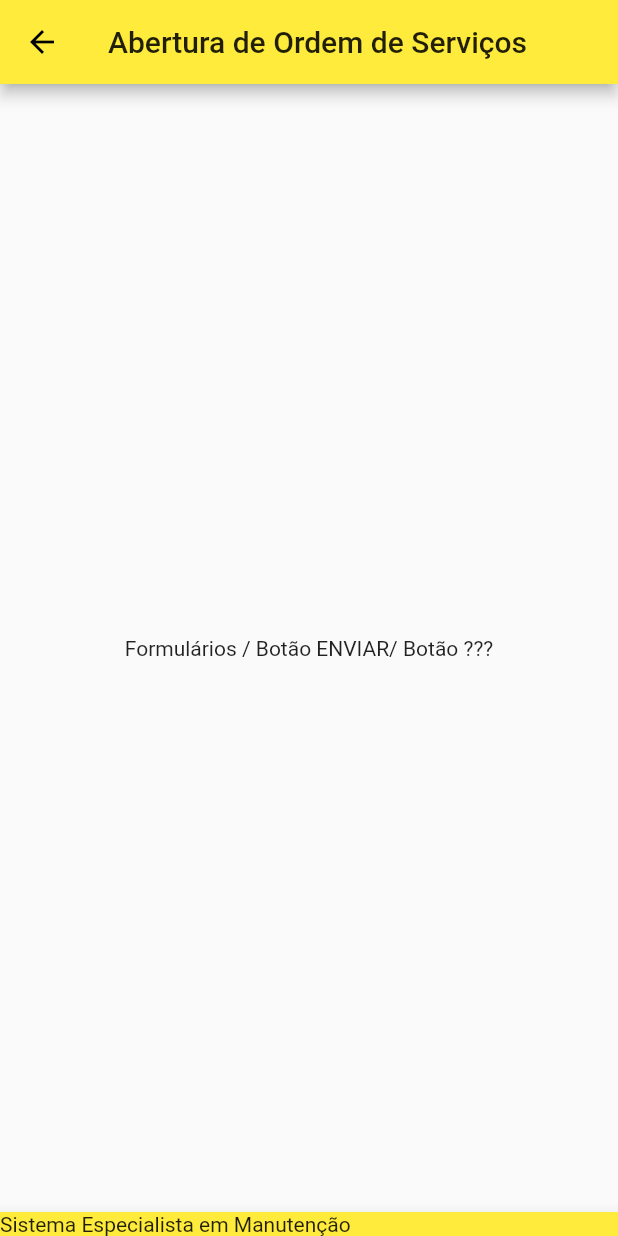
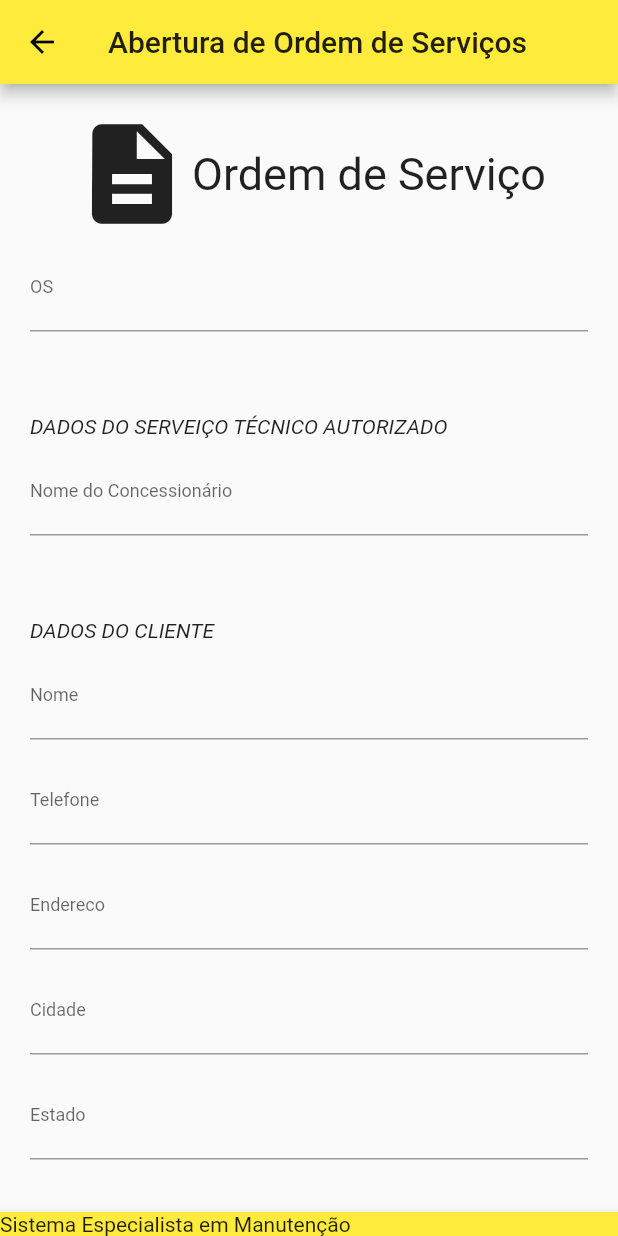
Before and after one commit to fernando-pina/Projeto-Pratico-Flutter, a Flutter app: the OrdemServico screen opened directly, on a phone screen of 412 x 824 dp. Run offline on Flutter 3.47's test engine with Material 2 defaults, Android fonts, the phone set to English and light mode, and no system bars.

Commit message:
Inserido os formularios de 'CADASTRO DE CLIENTES' e 'ORDEM DE SERVIÇO'

```diff
--- a/lib/ordem_servico.dart
+++ b/lib/ordem_servico.dart
@@ -9,14 +9,67 @@ class OrdemServico extends StatefulWidget {
 }
 
 class _OrdemServicoState extends State<OrdemServico> {
+  GlobalKey<FormState> _formkey = GlobalKey<FormState>();
 
-  //String msg = "";
+  TextEditingController txtOS = TextEditingController();
+  TextEditingController txtNomeDoConcessionario = TextEditingController();
+  TextEditingController txtNomeCliente = TextEditingController();
+  TextEditingController txtTelefoneCliente = TextEditingController();
+  TextEditingController txtEnderecoCliente = TextEditingController();
+  TextEditingController txtCidadeCliente = TextEditingController();
+  TextEditingController txtEstadoCliente = TextEditingController();
+  TextEditingController txtCEPCliente = TextEditingController();
+  TextEditingController txtMarcaDaMaquina = TextEditingController();
+  TextEditingController txtNumeroSerie = TextEditingController();
+  TextEditingController txtOcorrencia = TextEditingController();
+  TextEditingController txtCausasProvaveis = TextEditingController();
+  TextEditingController txtAcaoTomada = TextEditingController();
 
   @override
   Widget build(BuildContext context) {
     return Scaffold(
       appBar: AppBar(title: Text("Abertura de Ordem de Serviços")),
-      body:Center(child: Text("Formulários / Botão ENVIAR/ Botão ???")),
+      body:SingleChildScrollView(
+        padding: const EdgeInsets.all(20),
+        child: Form(
+          key: _formkey,
+          child: Column(
+            crossAxisAlignment: CrossAxisAlignment.stretch,
+            children: <Widget>[
+              Row(
+                mainAxisAlignment: MainAxisAlignment.center,
+                children: <Widget>[
+                  Icon(Icons.description, size: 80),
+                  Text("Ordem de Serviço", style: TextStyle(fontSize: 30)),
+                ],
+              ),
+              campoTexto("OS", txtOS),
+              SizedBox(height: 50),
+              Text("DADOS DO SERVEIÇO TÉCNICO AUTORIZADO", style: TextStyle(fontStyle: FontStyle.italic)),
+              campoTexto("Nome do Concessionário", txtNomeDoConcessionario),
+              SizedBox(height: 50),
+              Text("DADOS DO CLIENTE", style: TextStyle(fontStyle: FontStyle.italic)),
+              campoTexto("Nome", txtNomeCliente),
+              campoTexto("Telefone", txtTelefoneCliente),
+              campoTexto("Endereco", txtEnderecoCliente),
+              campoTexto("Cidade", txtCidadeCliente),
+              campoTexto("Estado", txtEstadoCliente),
+              campoTexto("CEP", txtCEPCliente),
+              SizedBox(height: 50),
+              Text("IDENTIFICAÇÃO DO EQUIPAMENTO", style: TextStyle(fontStyle: FontStyle.italic)),
+              campoTexto("Marca da Máquina", txtMarcaDaMaquina),
+              campoTexto("Número de Série", txtNumeroSerie),
+              SizedBox(height: 50),
+              Text("REGISTRO DA SOLICITAÇÃO", style: TextStyle(fontStyle: FontStyle.italic)),
+              campoTexto("Ocorrência", txtOcorrencia),
+              SizedBox(height: 50),
+              Text("FALHAS OU OBSERVAÇÕES", style: TextStyle(fontStyle: FontStyle.italic)),
+              campoTexto("Causas Prováveis", txtCausasProvaveis),
+              campoTexto("Ação Tomada", txtAcaoTomada),
+            ]
+          ),
+        ),
+      ),
       bottomNavigationBar: BottomAppBar(
         child: Container(
           child: Text("Sistema Especialista em Manutenção"),
@@ -26,3 +79,22 @@ class _OrdemServicoState extends State<OrdemServico> {
     );
   }
 }
+
+
+campoTexto(rotulo, controle){
+  return Container(
+    padding: const EdgeInsets.symmetric(vertical: 5),
+    child: TextFormField(
+      keyboardType: TextInputType.text,
+      style: TextStyle(fontSize: 20),
+      decoration: InputDecoration(
+        labelText: rotulo,
+        labelStyle: TextStyle(fontSize: 12),
+      ),
+      controller: controle,
+      validator: (value){
+        return (value.isEmpty) ? "É obrigatório o preenchimento de todos os campos." : null;
+      },
+    ),
+  );
+}
```
Also changed, not shown: lib/cadastro_cliente.dart (+57 -4 lines).
